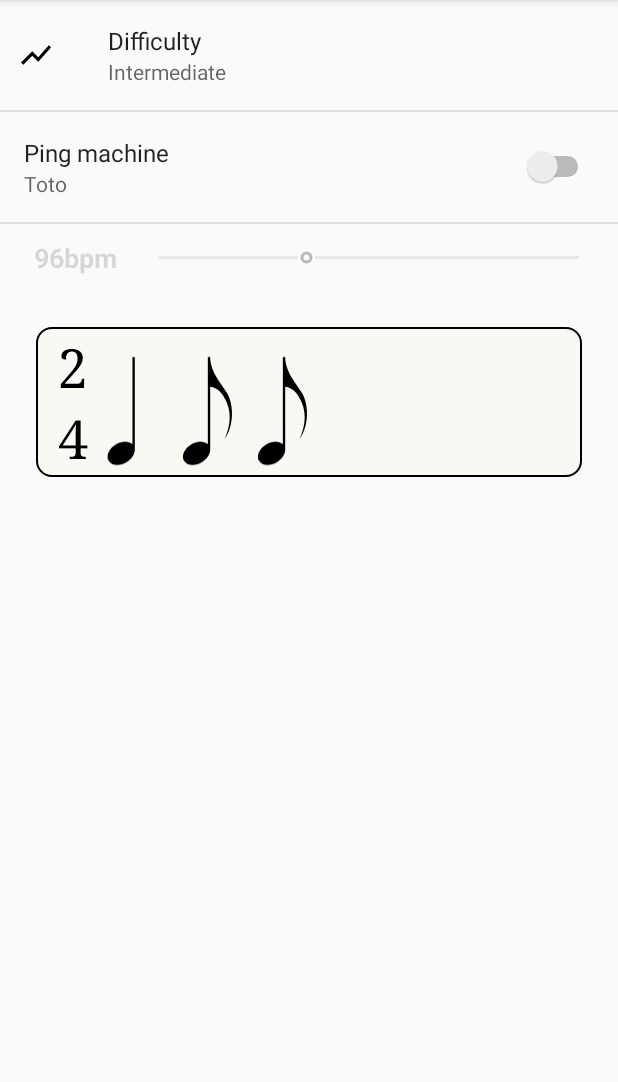
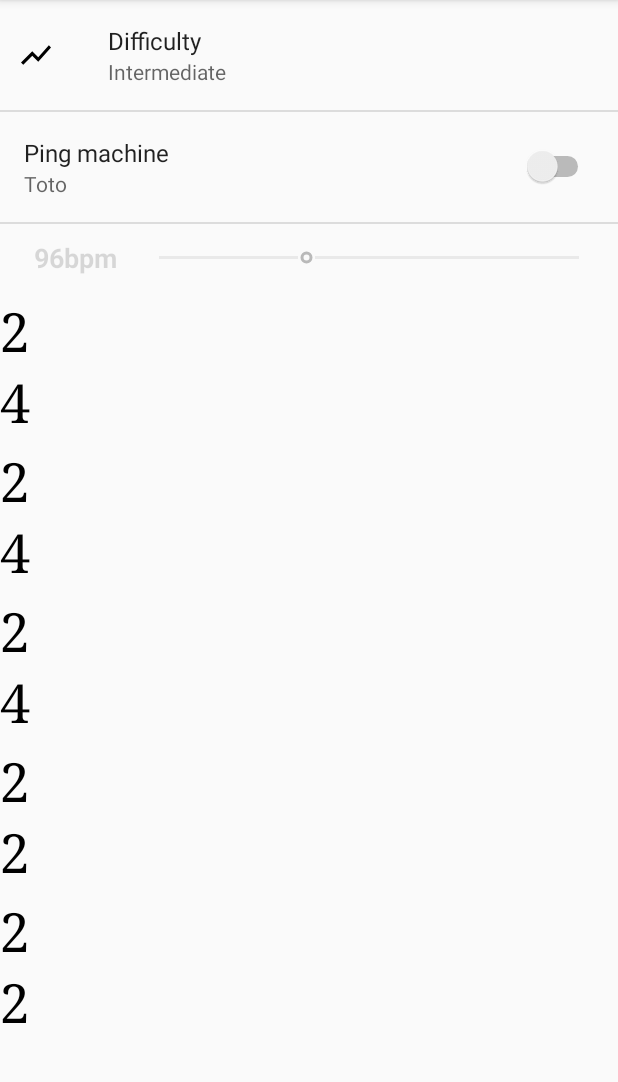
Before and after one commit to voodoos/RythmApp, an Android app: the screen it shows after launch (MainActivity), on a phone screen of 412 x 824 dp, the part 84-1166 px from its top. Run offline under Robolectric (Android 15) with nearby library versions, the phone set to English and light mode, and no system bars.

Commit message:
List of exercises

```diff
--- a/app/src/main/java/fr/u31/rythm/AbstractTrainActivity.java
+++ b/app/src/main/java/fr/u31/rythm/AbstractTrainActivity.java
@@ -243,8 +243,8 @@ public abstract class AbstractTrainActivity extends AppCompatActivity implements
         ImageView previousNote = null;
         int i = 0;
 
-        //Displaying signature :
-        LinearLayout sig = (LinearLayout) act.getLayoutInflater().inflate(R.layout.signature, layout, false);
+        //Displaying template_signature :
+        LinearLayout sig = (LinearLayout) act.getLayoutInflater().inflate(R.layout.template_signature, layout, false);
         //TextView vduree = (TextView) act.findViewById(R.id.duree);
         //TextView vunite = (TextView) act.findViewById(R.id.unite);
 
@@ -257,8 +257,8 @@ public abstract class AbstractTrainActivity extends AppCompatActivity implements
             // Adding one note :
             int n = r.currentAndForward();
 
-            //Creating the Imageview based on the note_template
-            ImageView note = (ImageView) act.getLayoutInflater().inflate(R.layout.note_template, layout, false);
+            //Creating the Imageview based on the template_note
+            ImageView note = (ImageView) act.getLayoutInflater().inflate(R.layout.template_note, layout, false);
 
             // If not the first note, set it's position relatively to the previous one :
             /*RelativeLayout.LayoutParams lp = (RelativeLayout.LayoutParams) note.getLayoutParams();
@@ -266,7 +266,7 @@ public abstract class AbstractTrainActivity extends AppCompatActivity implements
                 lp.addRule(RelativeLayout.RIGHT_OF, previousNote.getId());
             }
             else {
-                lp.addRule(RelativeLayout.RIGHT_OF, R.id.signature);
+                lp.addRule(RelativeLayout.RIGHT_OF, R.id.template_signature);
             }
             note.setLayoutParams(lp);*/
 
--- a/app/src/main/java/fr/u31/rythm/Exercise.java
+++ b/app/src/main/java/fr/u31/rythm/Exercise.java
@@ -1,4 +1,11 @@
 package fr.u31.rythm;
+
+import android.app.Activity;
+import android.content.Context;
+import android.view.View;
+import android.view.ViewGroup;
+import android.widget.LinearLayout;
+import android.widget.TextView;
 
 /**
  * Created by ulysse on 26/06/2017.
@@ -22,4 +29,15 @@ public class Exercise {
     Rythm getRightRythm() {
         return r_right;
     }
+
+    LinearLayout getLayout(Activity act, ViewGroup root) {
+        LinearLayout lin = (LinearLayout) act.getLayoutInflater().inflate(R.layout.template_exercise, root, false);
+
+        // Setting signature :
+        LinearLayout sig = (LinearLayout) lin.getChildAt(0);
+        ((TextView) sig.getChildAt(0)).setText(String.valueOf(beats));
+        ((TextView) sig.getChildAt(1)).setText(String.valueOf(unit));
+
+        return lin;
+    }
 }
--- a/app/src/main/java/fr/u31/rythm/Exercises.java
+++ b/app/src/main/java/fr/u31/rythm/Exercises.java
@@ -30,13 +30,18 @@ public class Exercises {
     private Exercises(){
     }
 
-    public static Exercises getInstance() { return instance; }
+    static Exercises getInstance() { return instance; }
+    HashMap<Integer, Exercise> getExercises() { return exercises; }
 
     void loadExercises(Context ctx) {
         //First we parse the Rythms file :
         loadRythms(ctx);
 
         // Then the exercises file :
+        loadExercisesAux(ctx);
+    }
+
+    private void loadExercisesAux(Context ctx) {
         XmlResourceParser xpp = ctx.getResources().getXml(R.xml.data_exercises);
         try {
             int id = -1, bpm = -1, r_left = -1, r_right = -1;
@@ -50,8 +55,8 @@ public class Exercises {
                         // We've got an Exercise :
                         //String name = ctx.getResources().getString()
                         try {
-                            if(r_right >= 0)
-                                    exercises.put(id, new DualHandedExercise("toto", bpm, rythms.get(r_right), rythms.get(r_left)));
+                            if(r_left >= 0)
+                                exercises.put(id, new DualHandedExercise("toto", bpm, rythms.get(r_right), rythms.get(r_left)));
                             else exercises.put(id, new Exercise("toto", bpm, rythms.get(r_right)));
                         } catch (BadExerciseException e) {
                             if (BuildConfig.DEBUG) Log.v(TAG, "Arg, apparently this is not a valid exercise");
@@ -70,7 +75,7 @@ public class Exercises {
                         if (BuildConfig.DEBUG) Log.v(TAG, "XML EXERCISES");
                         break;
                     case "Exercise":
-                        // Getting the signature :
+                        // Getting the template_signature :
                         id = Integer.parseInt(xpp.getAttributeValue(null, "id"));
                         bpm = Integer.parseInt(xpp.getAttributeValue(null, "bpm"));
 
@@ -93,7 +98,7 @@ public class Exercises {
             e.printStackTrace();
         }
     }
-    void loadRythms(Context ctx) {
+    private void loadRythms(Context ctx) {
         if (BuildConfig.DEBUG) Log.v(TAG, "Loading exercises");
 
         //First we parse the Rythms file :
@@ -128,7 +133,7 @@ public class Exercises {
                     case "Rythm":
                         // Emptying the intervalles, before reading the notes :
                         intervals = new ArrayList<>();
-                        // Getting the signature :
+                        // Getting the template_signature :
                         id = Integer.parseInt(xpp.getAttributeValue(null, "id"));
                         beats = Integer.parseInt(xpp.getAttributeValue(null, "beats"));
                         unit = Integer.parseInt(xpp.getAttributeValue(null, "unit"));
--- a/app/src/main/java/fr/u31/rythm/MainActivity.java
+++ b/app/src/main/java/fr/u31/rythm/MainActivity.java
@@ -12,6 +12,7 @@ import android.view.Menu;
 import android.view.View;
 import android.widget.ArrayAdapter;
 import android.widget.LinearLayout;
+import android.widget.ListView;
 import android.widget.Spinner;
 
 import java.util.ArrayList;
@@ -20,6 +21,9 @@ public class MainActivity extends AppCompatActivity {
     private static final String TAG = "MainAct";
 
     protected SharedPreferences prefs;
+    private LinearLayout lv;
+
+    private Exercises exs;
 
     @Override
     protected void onCreate(Bundle savedInstanceState) {
@@ -33,9 +37,19 @@ public class MainActivity extends AppCompatActivity {
         PreferenceManager.setDefaultValues(this, R.xml.preferences, false); // This sets the default value once and for all (not at everylaunch)
         prefs = PreferenceManager.getDefaultSharedPreferences(this);
 
+        // Getting pointer to the list of exercises :
+        lv = (LinearLayout) findViewById(R.id.exercises_list);
+
         // Loading exercises :
-        Exercises exs = Exercises.getInstance();
+        exs = Exercises.getInstance();
         exs.loadExercises(this);
+
+        // Populating !
+        for (Exercise ex: exs.getExercises().values()) {
+            lv.addView(ex.getLayout(this, lv));
+        }
+
+
 
         // Dsplaying the list of rythms :
         ArrayList<Integer> test = new ArrayList<>();
--- a/app/src/main/res/layout/activity_main.xml
+++ b/app/src/main/res/layout/activity_main.xml
@@ -34,19 +34,33 @@
     <LinearLayout
         android:id="@+id/part1"
         android:layout_width="0dp"
-        android:layout_height="100dp"
-        android:layout_marginEnd="24dp"
-        android:layout_marginLeft="24dp"
-        android:layout_marginRight="24dp"
-        android:layout_marginStart="24dp"
-        android:layout_marginTop="24dp"
+        android:layout_height="0dp"
         android:background="@drawable/roundborder"
         android:onClick="start"
         android:orientation="horizontal"
         android:paddingLeft="10dp"
+        android:visibility="gone"
         app:layout_constraintHorizontal_bias="0.0"
         app:layout_constraintLeft_toLeftOf="parent"
         app:layout_constraintRight_toRightOf="parent"
         app:layout_constraintTop_toBottomOf="@+id/fragment"></LinearLayout>
 
+    <ScrollView
+        android:id="@+id/scrollView2"
+        android:layout_width="0dp"
+        android:layout_height="0dp"
+        app:layout_constraintBottom_toBottomOf="parent"
+        app:layout_constraintHorizontal_bias="0.0"
+        app:layout_constraintLeft_toLeftOf="parent"
+        app:layout_constraintRight_toRightOf="parent"
+        app:layout_constraintTop_toBottomOf="@+id/fragment"
+        app:layout_constraintVertical_bias="0.0">
+
+        <LinearLayout
+            android:id="@+id/exercises_list"
+            android:layout_width="match_parent"
+            android:layout_height="wrap_content"
+            android:orientation="vertical" />
+    </ScrollView>
+
 </android.support.constraint.ConstraintLayout>
--- /dev/null
+++ b/app/src/main/res/layout/template_exercise.xml
@@ -0,0 +1,36 @@
+<?xml version="1.0" encoding="utf-8"?>
+<LinearLayout xmlns:android="http://schemas.android.com/apk/res/android"
+    android:layout_width="match_parent"
+    android:layout_height="100dp"
+    android:gravity="left|center_vertical"
+    android:orientation="horizontal">
+
+    <LinearLayout
+        android:id="@+id/signature"
+        android:layout_width="wrap_content"
+        android:layout_height="match_parent"
+        android:layout_alignParentLeft="true"
+        android:layout_alignParentStart="true"
+        android:layout_alignParentTop="true"
+        android:gravity="center_vertical|center_horizontal"
+        android:orientation="vertical">
+
+        <TextView
+            android:id="@+id/beats"
+            android:layout_width="wrap_content"
+            android:layout_height="wrap_content"
+            android:fontFamily="serif"
+            android:text="4"
+            android:textColor="@android:color/black"
+            android:textSize="36sp" />
+
+        <TextView
+            android:id="@+id/unit"
+            android:layout_width="wrap_content"
+            android:layout_height="wrap_content"
+            android:fontFamily="serif"
+            android:text="4"
+            android:textColor="@android:color/black"
+            android:textSize="36sp" />
+    </LinearLayout>
+</LinearLayout>
--- /dev/null
+++ b/app/src/main/res/layout/template_rythm.xml
@@ -0,0 +1,7 @@
+<?xml version="1.0" encoding="utf-8"?>
+<LinearLayout xmlns:android="http://schemas.android.com/apk/res/android"
+    android:layout_width="match_parent"
+    android:layout_height="100dp"
+    android:orientation="horizontal">
+
+</LinearLayout>
--- a/app/src/main/res/xml/data_exercises.xml
+++ b/app/src/main/res/xml/data_exercises.xml
@@ -3,6 +3,18 @@
 <Exercises>
     <Exercise id="0" bpm="96">
         <rythm>0</rythm>
+    </Exercise>
+    <Exercise id="1" bpm="96">
         <rythm>1</rythm>
     </Exercise>
+    <Exercise id="2" bpm="96">
+        <rythm>0</rythm>
+        <rythm>1</rythm>
+    </Exercise>
+    <Exercise id="3" bpm="96">
+        <rythm>2</rythm>
+    </Exercise>
+    <Exercise id="4" bpm="96">
+        <rythm>2</rythm>
+    </Exercise>
 </Exercises>
--- a/app/src/main/res/xml/data_rythms.xml
+++ b/app/src/main/res/xml/data_rythms.xml
@@ -9,4 +9,8 @@
         <note>8</note>
         <note>8</note>
     </Rythm>
+    <Rythm id="2" beats="2" unit="2">
+        <note>2</note>
+        <note>2</note>
+    </Rythm>
 </Rythms>
```
Also changed, not shown: app/src/main/res/layout/template_note.xml (renamed from app/src/main/res/layout/note_template.xml), app/src/main/res/layout/template_signature.xml (renamed from app/src/main/res/layout/signature.xml).
